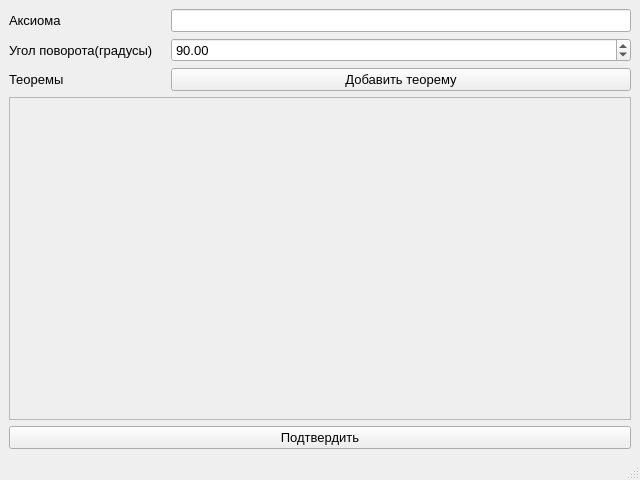
First picture: the form in design/l_system_config_window.ui, repository KosenokIvan/fractals, before the edit.
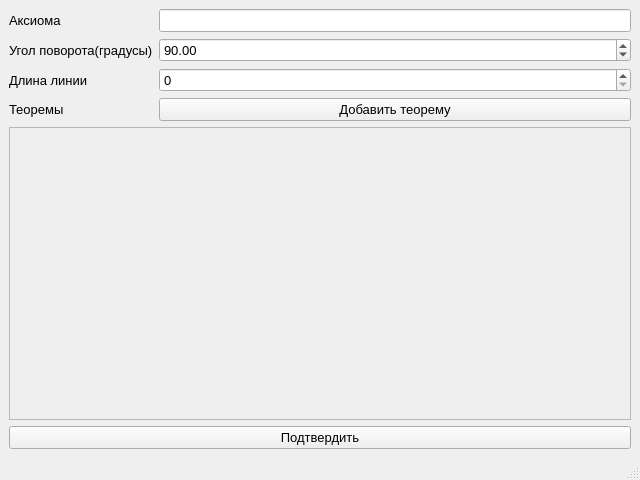
Second picture: the form after the edit.

Commit message: Добавлена возможность менять длину линии

Diff of the .ui file:
```diff
--- a/design/l_system_config_window.ui
+++ b/design/l_system_config_window.ui
@@ -32,17 +32,64 @@
   </property>
   <widget class="QWidget" name="centralwidget">
    <layout class="QGridLayout" name="gridLayout">
-    <item row="2" column="3">
+    <item row="0" column="0">
+     <widget class="QLabel" name="label">
+      <property name="text">
+       <string>Аксиома</string>
+      </property>
+     </widget>
+    </item>
+    <item row="0" column="1">
+     <widget class="QLineEdit" name="axiom_input"/>
+    </item>
+    <item row="1" column="0">
+     <widget class="QLabel" name="label_3">
+      <property name="text">
+       <string>Угол поворота(градусы)</string>
+      </property>
+     </widget>
+    </item>
+    <item row="1" column="1">
+     <widget class="QDoubleSpinBox" name="rotate_angle_input">
+      <property name="enabled">
+       <bool>true</bool>
+      </property>
+      <property name="minimum">
+       <double>1.000000000000000</double>
+      </property>
+      <property name="maximum">
+       <double>360.000000000000000</double>
+      </property>
+      <property name="value">
+       <double>90.000000000000000</double>
+      </property>
+     </widget>
+    </item>
+    <item row="2" column="0">
+     <widget class="QLabel" name="label_4">
+      <property name="text">
+       <string>Длина линии</string>
+      </property>
+     </widget>
+    </item>
+    <item row="2" column="1">
+     <widget class="QSpinBox" name="line_length_input"/>
+    </item>
+    <item row="3" column="0">
+     <widget class="QLabel" name="label_2">
+      <property name="text">
+       <string>Теоремы</string>
+      </property>
+     </widget>
+    </item>
+    <item row="3" column="1">
      <widget class="QPushButton" name="add_theorem_btn">
       <property name="text">
        <string>Добавить теорему</string>
       </property>
      </widget>
     </item>
-    <item row="0" column="3">
-     <widget class="QLineEdit" name="axiom_input"/>
-    </item>
-    <item row="7" column="0" colspan="4">
+    <item row="4" column="0" colspan="2">
      <widget class="QScrollArea" name="theorems_sa">
       <property name="widgetResizable">
        <bool>true</bool>
@@ -53,56 +100,19 @@
          <x>0</x>
          <y>0</y>
          <width>620</width>
-         <height>303</height>
+         <height>275</height>
         </rect>
        </property>
       </widget>
      </widget>
     </item>
-    <item row="2" column="0">
-     <widget class="QLabel" name="label_2">
-      <property name="text">
-       <string>Теоремы</string>
-      </property>
-     </widget>
-    </item>
-    <item row="0" column="0">
-     <widget class="QLabel" name="label">
-      <property name="text">
-       <string>Аксиома</string>
-      </property>
-     </widget>
-    </item>
-    <item row="8" column="0" colspan="4">
+    <item row="5" column="0" colspan="2">
      <widget class="QPushButton" name="confirm_btn">
       <property name="text">
        <string>Подтвердить</string>
       </property>
      </widget>
     </item>
-    <item row="1" column="0">
-     <widget class="QLabel" name="label_3">
-      <property name="text">
-       <string>Угол поворота(градусы)</string>
-      </property>
-     </widget>
-    </item>
-    <item row="1" column="3">
-     <widget class="QDoubleSpinBox" name="rotate_angle_input">
-      <property name="enabled">
-       <bool>true</bool>
-      </property>
-      <property name="minimum">
-       <double>1.000000000000000</double>
-      </property>
-      <property name="maximum">
-       <double>360.000000000000000</double>
-      </property>
-      <property name="value">
-       <double>90.000000000000000</double>
-      </property>
-     </widget>
-    </item>
    </layout>
   </widget>
   <widget class="QMenuBar" name="menubar">
```
The commit also changes 2 other files.
